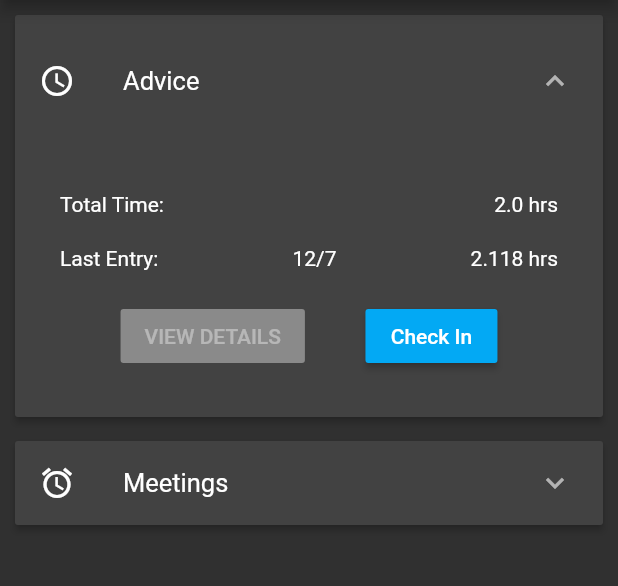
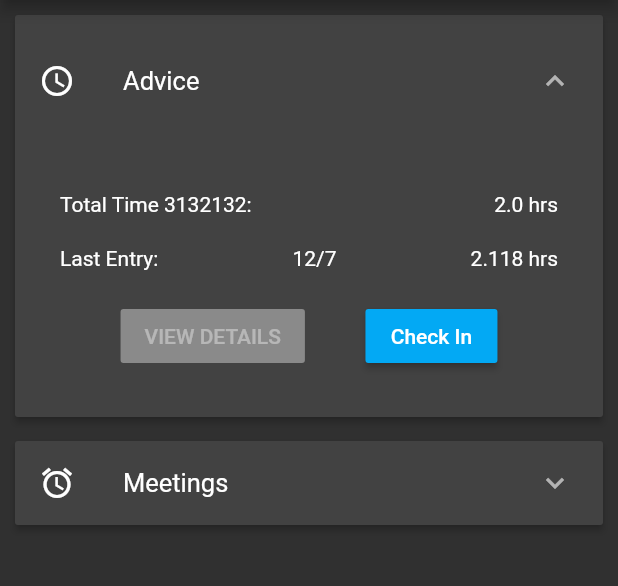
Before and after one commit to tfitz237/timehedron, a Flutter app: the screen it shows after launch, after a tap on the "expand more" icon, on a phone screen of 412 x 824 dp, the part 84-670 px from its top. Run offline on Flutter 3.47's test engine with Material 2 defaults, Android fonts, the phone set to English and light mode, and no system bars.

Commit message:
fix state

```diff
--- a/lib/activity.item.dart
+++ b/lib/activity.item.dart
@@ -42,7 +42,7 @@ class ActivityItemState extends State<ActivityItem> {
               child: Row(
                   mainAxisAlignment: MainAxisAlignment.spaceBetween,
                   children: [
-                    Text('Total Time:'),
+                    Text('Total Time 3132132:'),
                     Text(this.getTotalTime().toString() + ' hrs'),
                   ])),
           Padding(
```
